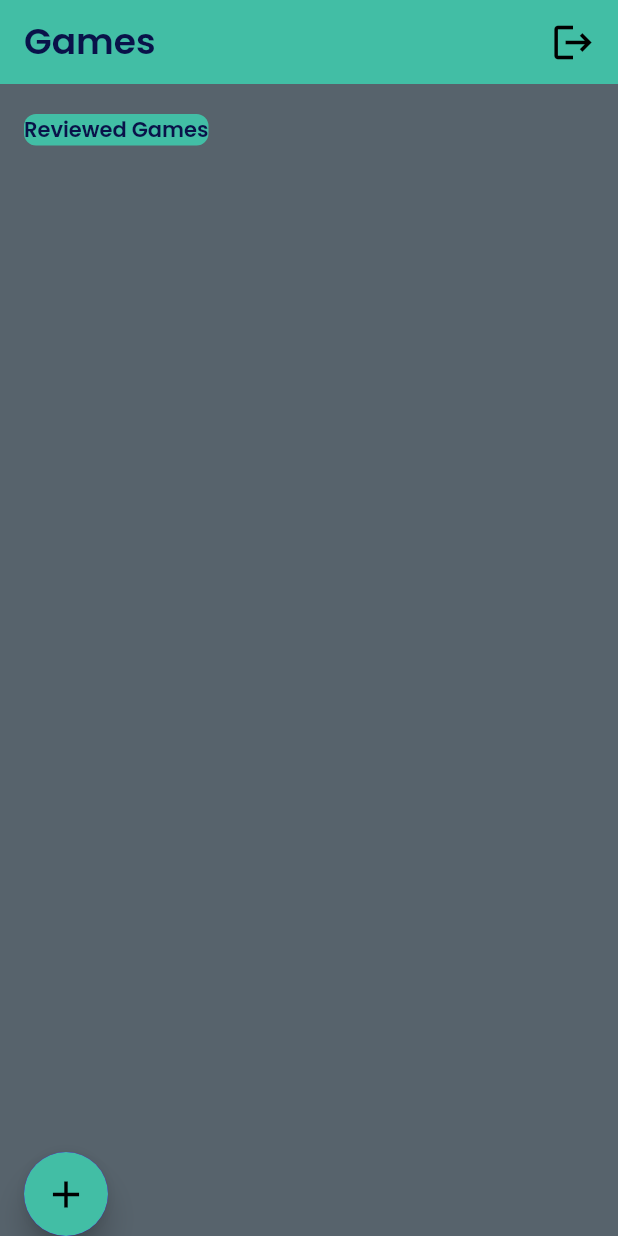
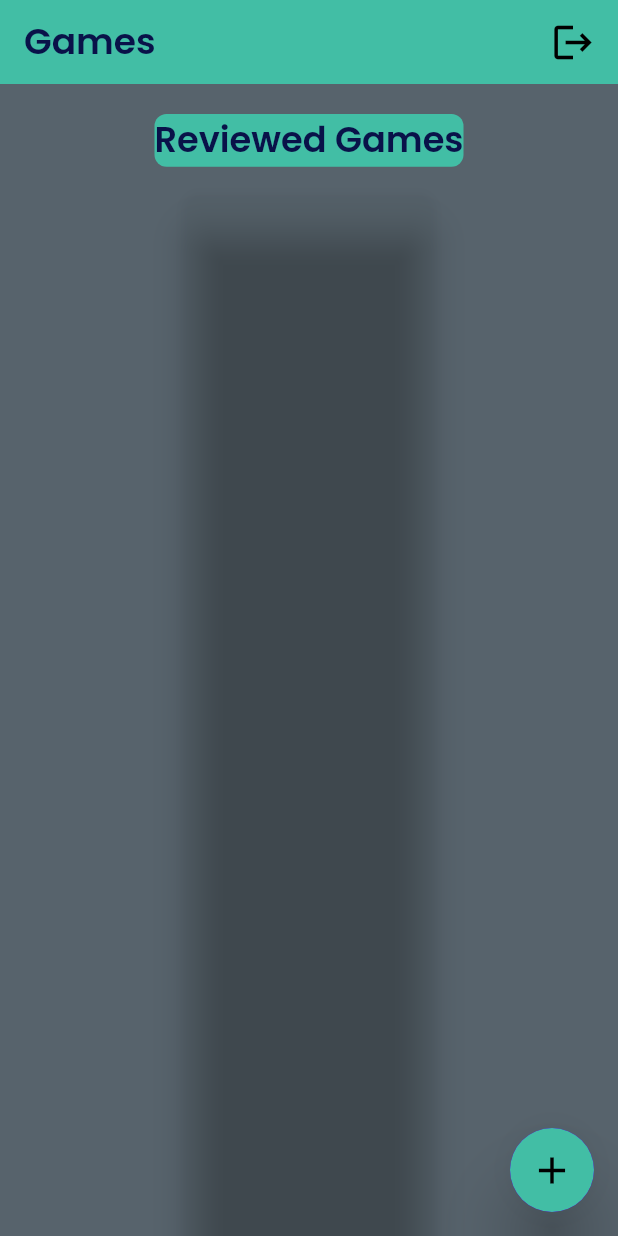
Before and after one commit to kyriakosgeorgiades/flutterMobile, a Flutter app: the GamesWidget screen opened by its route, on a phone screen of 412 x 824 dp. Run offline on Flutter 3.47's test engine with Material 2 defaults, Android fonts, the phone set to English and light mode, and no system bars; our stand-ins replace auto_size_text, file_picker, flutter_markdown, flutter_riverpod, flutter_secure_storage, font_awesome_flutter and 5 more; missing offline and left inert: json_path, markdown_editable_textinput; accounts and stored records are empty; network calls fail.

Commit message:
Last changes before recording
App is fully functional on WEB as well. Upload function works from gallery of the device. Change responsive design for changing the screen size on devices.

```diff
--- a/lib/routes/games_page.dart
+++ b/lib/routes/games_page.dart
@@ -115,7 +115,7 @@ class _GamesWidgetState extends State<GamesWidget> {
           print('FloatingActionButton pressed ...');
         },
         backgroundColor: FlutterFlowTheme.of(context).primaryColor,
-        elevation: 8,
+        elevation: 20,
         child: FlutterFlowIconButton(
           borderColor: Colors.transparent,
           borderRadius: 30,
@@ -139,31 +139,39 @@ class _GamesWidgetState extends State<GamesWidget> {
           },
         ),
       ),
-      floatingActionButtonLocation: FloatingActionButtonLocation.startDocked,
+      //floatingActionButtonLocation: FloatingActionButtonLocation.startDocked,
       body: SafeArea(
         child: GestureDetector(
           onTap: () => FocusScope.of(context).unfocus(),
+          child: Container(
+            height: MediaQuery.of(context).size.height,
+            width: MediaQuery.of(context).size.width,
             child: SingleChildScrollView(
               child: Column(
-              mainAxisSize: MainAxisSize.max,
                 children: [
                   Padding(
                     padding: EdgeInsetsDirectional.fromSTEB(16, 20, 16, 0),
                     child: Row(
                       mainAxisSize: MainAxisSize.max,
+                      mainAxisAlignment: MainAxisAlignment.center,
                       children: [
                         Container(
+                          width: MediaQuery.of(context).size.width / 2,
                           decoration: BoxDecoration(
                             color: Color(0xFF42BEA5),
                             borderRadius: BorderRadius.circular(8.0),
                           ),
+                          child: FittedBox(
+                            fit: BoxFit.fill,
                             child: Text(
                               'Reviewed Games',
                               style: FlutterFlowTheme.of(context)
                                   .bodyText2
                                   .override(
                                     fontFamily: 'Poppins',
-                                color: FlutterFlowTheme.of(context).primaryText,
+                                    color: FlutterFlowTheme.of(context)
+                                        .primaryText,
+                                  ),
                             ),
                           ),
                         ),
@@ -173,6 +181,8 @@ class _GamesWidgetState extends State<GamesWidget> {
                   Padding(
                     padding: EdgeInsetsDirectional.fromSTEB(16, 20, 16, 8),
                     child: Container(
+                      width: MediaQuery.of(context).size.width * 0.4,
+                      height: MediaQuery.of(context).size.height,
                       child: Material(
                         color: Colors.transparent,
                         elevation: 10,
@@ -191,8 +201,8 @@ class _GamesWidgetState extends State<GamesWidget> {
                                 case ConnectionState.done:
                                   if (snapshot.hasData && !snapshot.hasError) {
                                     return ListView.builder(
-                                    physics:
-                                        const NeverScrollableScrollPhysics(),
+                                      //physics:
+                                      //const NeverScrollableScrollPhysics(),
                                       shrinkWrap: true,
                                       itemCount: _currentGame.getGames.length,
                                       itemBuilder: (context, index) {
@@ -232,6 +242,7 @@ class _GamesWidgetState extends State<GamesWidget> {
             ),
           ),
         ),
+      ),
     );
   }
 }
--- a/lib/routes/singleGame_page.dart
+++ b/lib/routes/singleGame_page.dart
@@ -130,7 +130,7 @@ class _SingleGameVeiwWidgetState extends State<SingleGameVeiwWidget> {
                               image: Image.asset(
                                 'assets/images/waves@2x.png',
                               ).image,
-                              fit: BoxFit.none,
+                              fit: BoxFit.cover,
                             ),
                           ),
                         ),
--- a/pubspec.yaml
+++ b/pubspec.yaml
@@ -43,6 +43,7 @@ dependencies:
   path_provider_windows: ^2.0.5
   file_picker: ^4.5.1
   readmore: ^2.1.0
+  image_picker_web: any
 
 
   # The following adds the Cupertino Icons font to your application.
```
Also changed, not shown: lib/custom_widgets/dynamicCards.dart (+11 -4 lines), lib/routes/addGame_page.dart (+24 -22 lines), lib/routes/login_page.dart (+34 -54 lines), lib/states/games.dart (+5 -3 lines), pubspec.lock. Lines whose indentation alone changed are shown as unchanged.
